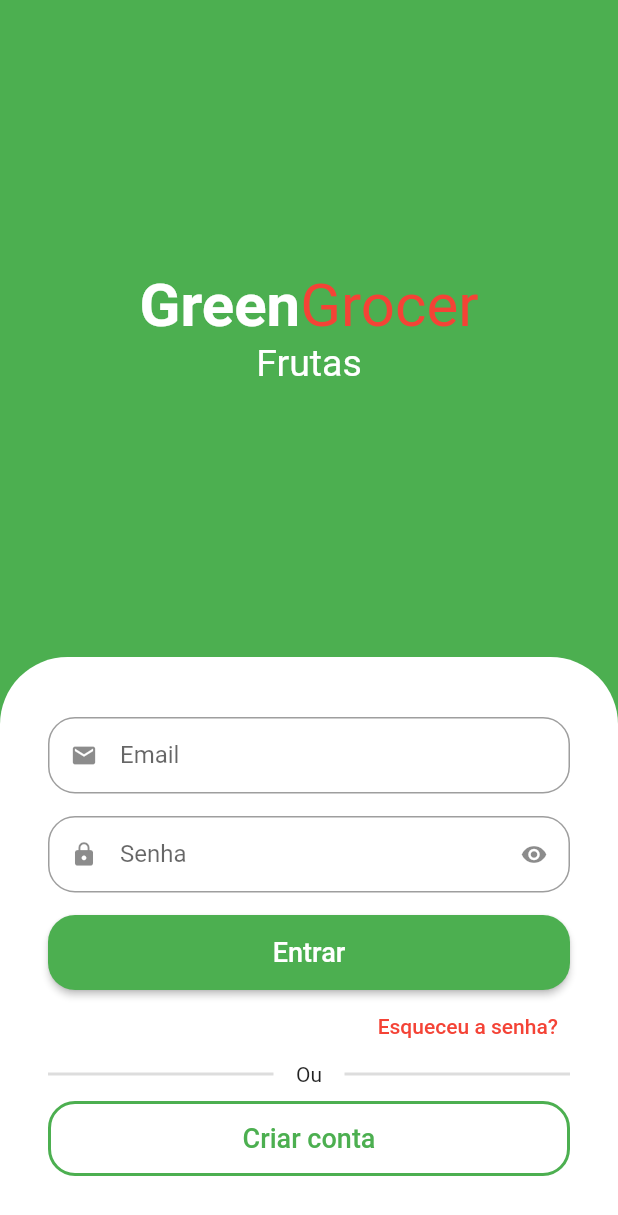
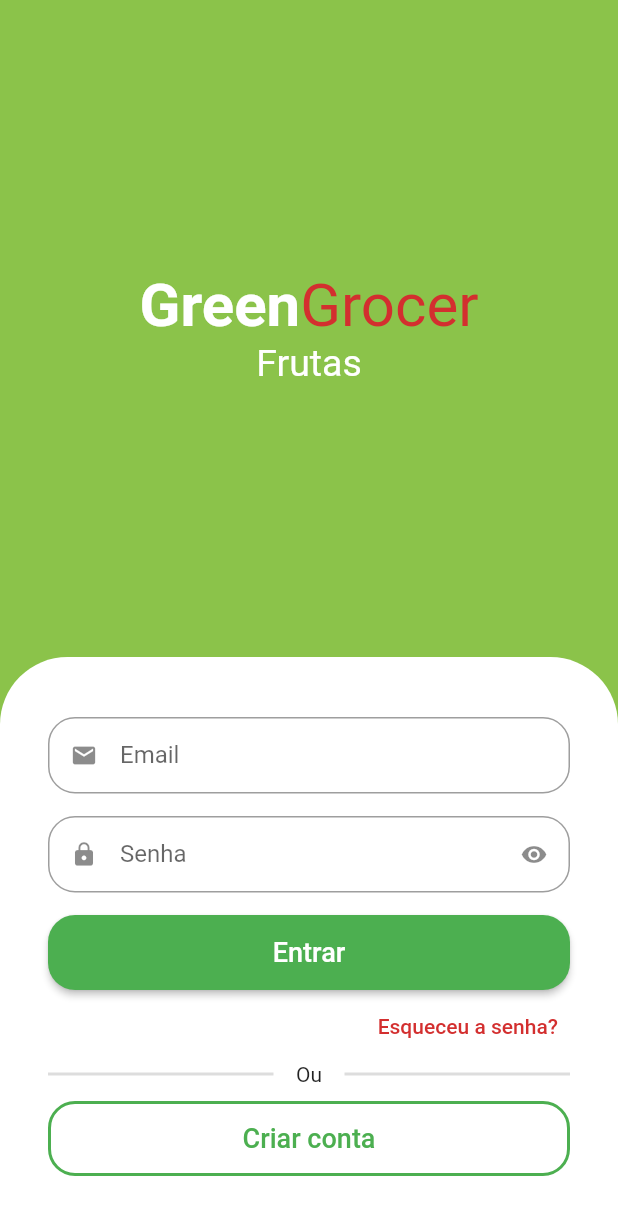
Before and after one commit to ventocilla/greengrocer, a Flutter app: the screen it shows after launch, on a phone screen of 412 x 824 dp. Shown: the top 1215 px of the screen. Run offline on Flutter 3.47's test engine with Material 2 defaults, Android fonts, the phone set to English and light mode, and no system bars; drawn by our look-alikes of animated_text_kit.

Commit message:
added file with custom colors

```diff
--- a/lib/src/auth/sign_in_screen.dart
+++ b/lib/src/auth/sign_in_screen.dart
@@ -2,6 +2,7 @@
 
 import 'package:animated_text_kit/animated_text_kit.dart';
 import 'package:flutter/material.dart';
+import 'package:greengrocer/src/config/custom_colors.dart';
 
 import 'components/custom_text_field.dart';
 
@@ -11,18 +12,18 @@ class SignInScreen extends StatelessWidget {
   @override
   Widget build(BuildContext context) {
     return Scaffold(
-      backgroundColor: Colors.green,
+      backgroundColor: CustomColors.customSwatchColor,
       body: Column(
         children: [
           Expanded(
             child: Column(
               mainAxisAlignment: MainAxisAlignment.center,
               children: [
-                const Text.rich(
+                Text.rich(
                   TextSpan(
-                    style: TextStyle(fontSize: 40),
+                    style: const TextStyle(fontSize: 40),
                     children: [
-                      TextSpan(
+                      const TextSpan(
                         text: 'Green',
                         style: TextStyle(
                           color: Colors.white,
@@ -32,7 +33,7 @@ class SignInScreen extends StatelessWidget {
                       TextSpan(
                         text: 'Grocer',
                         style: TextStyle(
-                          color: Colors.red,
+                          color: CustomColors.customContrastColor,
                         ),
                       ),
                     ],
@@ -118,9 +119,11 @@ class SignInScreen extends StatelessWidget {
                   alignment: Alignment.centerRight,
                   child: TextButton(
                     onPressed: () {},
-                    child: const Text(
+                    child: Text(
                       'Esqueceu a senha?',
-                      style: TextStyle(color: Colors.red),
+                      style: TextStyle(
+                        color: CustomColors.customContrastColor,
+                      ),
                     ),
                   ),
                 ),
--- /dev/null
+++ b/lib/src/config/custom_colors.dart
@@ -0,0 +1,20 @@
+import 'package:flutter/material.dart';
+
+Map<int, Color> _swatchOpacity = {
+  50: const Color.fromRGBO(139, 195, 74, .1),
+  100: const Color.fromRGBO(139, 195, 74, .2),
+  200: const Color.fromRGBO(139, 195, 74, .3),
+  300: const Color.fromRGBO(139, 195, 74, .4),
+  400: const Color.fromRGBO(139, 195, 74, .5),
+  500: const Color.fromRGBO(139, 195, 74, .6),
+  600: const Color.fromRGBO(139, 195, 74, .7),
+  700: const Color.fromRGBO(139, 195, 74, .8),
+  800: const Color.fromRGBO(139, 195, 74, .9),
+  900: const Color.fromRGBO(139, 195, 74, .1),
+};
+
+abstract class CustomColors {
+  static Color customContrastColor = Colors.red.shade700;
+  static MaterialColor customSwatchColor =
+      MaterialColor(0xFF8BC34A, _swatchOpacity);
+}
```
